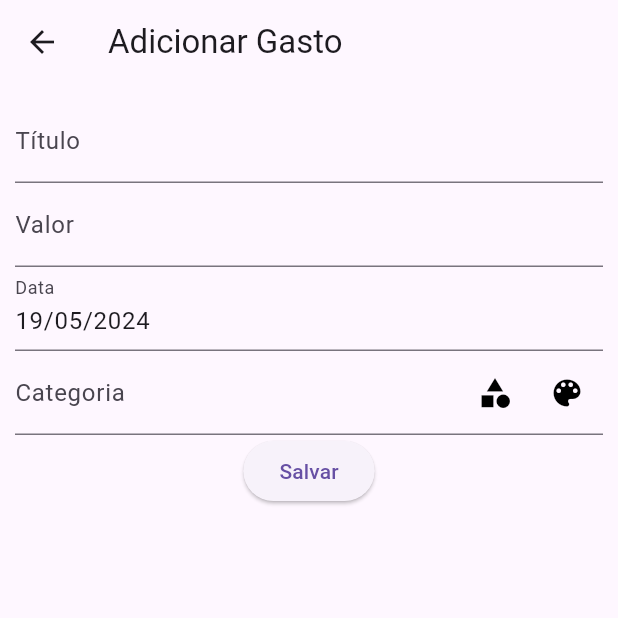
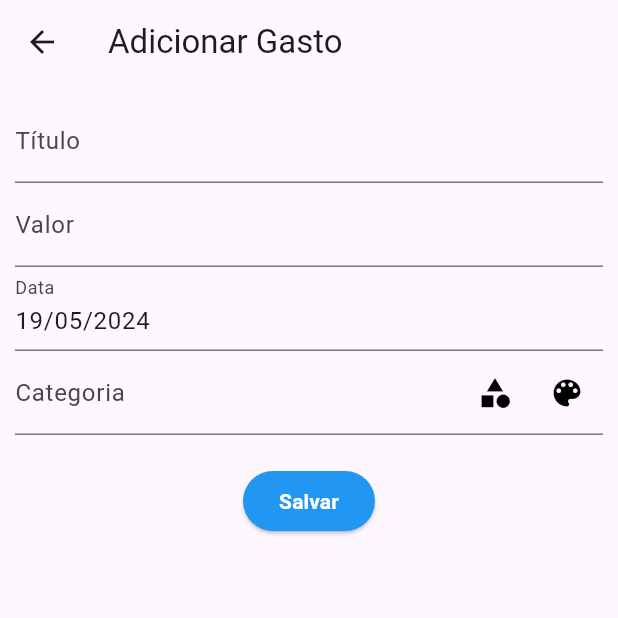
Before and after one commit to DevJeremias/Gasto-Guard, a Flutter app: the AddGasto screen opened directly with empty values, on a phone screen of 412 x 824 dp, the top half of it. Run offline on Flutter 3.47's test engine with Material 3 defaults, Android fonts, the phone set to English and light mode, and no system bars; our stand-ins replace flutter_colorpicker.

Commit message:
personalizando o botão 'salvar' para a cor azul, e adicionando uma margem superior

```diff
--- a/lib/pages/add_gasto.dart
+++ b/lib/pages/add_gasto.dart
@@ -101,8 +101,7 @@ class _AddGastoState extends State<AddGasto> {
         title: Text('Adicionar Gasto'),
       ),
       body: Padding(
-        // Adicione este widget
-        padding: EdgeInsets.all(10.0), // Defina a margem que você deseja
+        padding: EdgeInsets.all(10.0),
         child: Form(
           key: _formKey,
           child: Column(
@@ -157,8 +156,20 @@ class _AddGastoState extends State<AddGasto> {
                   ),
                 ),
               ),
+              // Adicione um SizedBox para criar uma margem acima do botão
+              SizedBox(height: 20.0),
+
               ElevatedButton(
-                child: Text('Salvar'),
+                child: Text(
+                  'Salvar',
+                  style: TextStyle(
+                    color: Colors.white, // Letras brancas
+                    fontWeight: FontWeight.bold, // Letras em negrito
+                  ),
+                ),
+                style: ElevatedButton.styleFrom(
+                  backgroundColor: Colors.blue, // Botão azul
+                ),
                 onPressed: () {
                   if (_formKey.currentState!.validate()) {
                     _formKey.currentState!.save();
```
